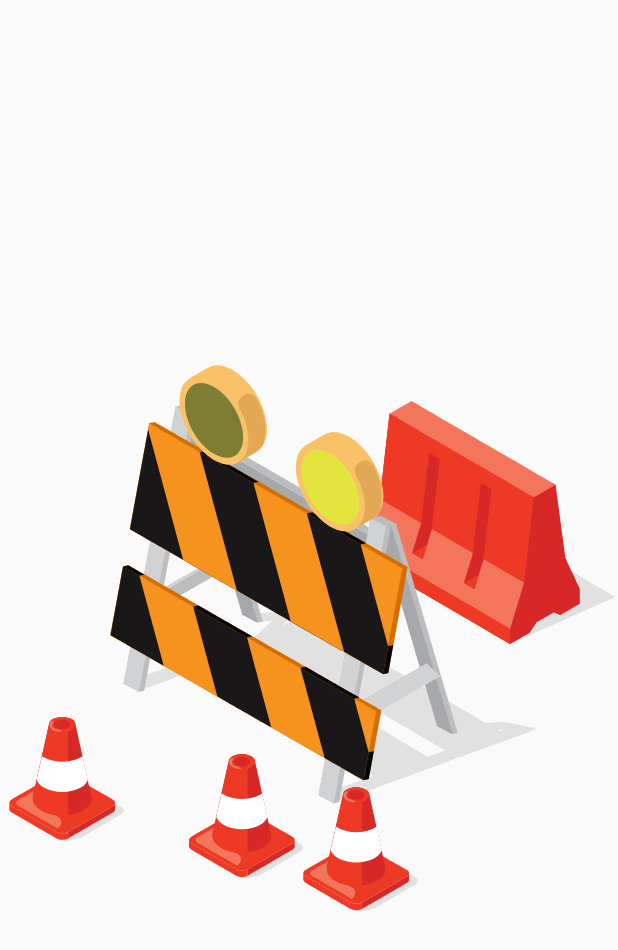
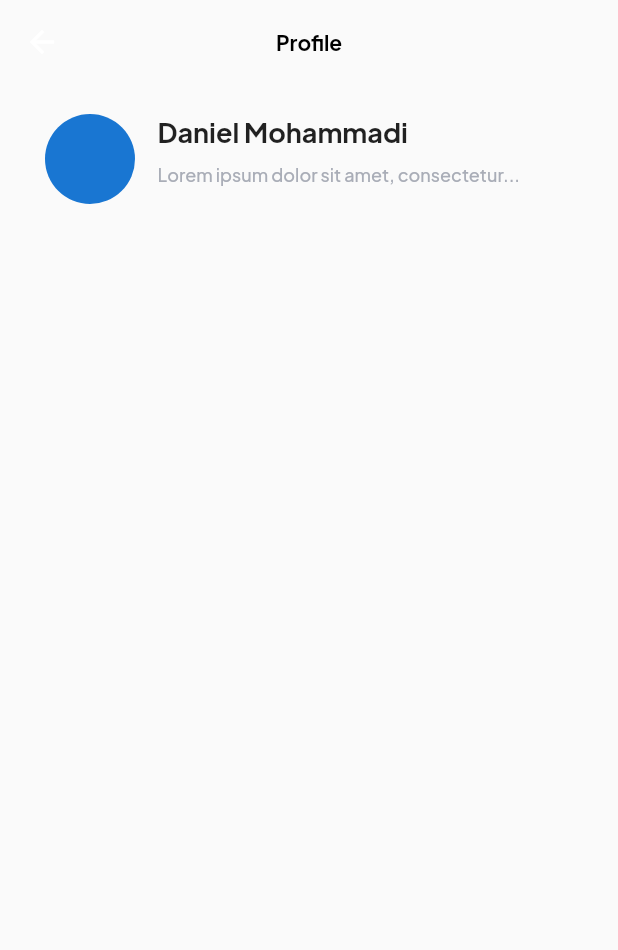
Before and after one commit to ZRShamim/nft_market, a Flutter app: the ProfilePage screen opened directly, on a phone screen of 412 x 824 dp. Shown: the top 950 px of the screen. Run offline on Flutter 3.47's test engine with Material 2 defaults, Android fonts, the phone set to English and light mode, and no system bars; our stand-ins replace email_validator, firebase_auth, firebase_core, flutter_inset_box_shadow, google_sign_in, lottie and 1 more; accounts and stored records are empty.

Commit message:
profile page ongoing

```diff
--- a/lib/main.dart
+++ b/lib/main.dart
@@ -47,7 +47,7 @@
         primarySwatch: Colors.blue,
         fontFamily: 'PlusJakartaSans',
         appBarTheme: const AppBarTheme(
-          toolbarHeight: 90,
+          // toolbarHeight: 90,
           color: Colors.transparent,
           elevation: 0,
         ),
--- a/lib/view/home_page/home_page.dart
+++ b/lib/view/home_page/home_page.dart
@@ -1,6 +1,8 @@
 import 'dart:math';
 
 import 'package:flutter/material.dart';
+import 'package:lottie/lottie.dart';
+import 'package:nft_market/view/style/image_path.dart';
 
 import '../style/style.dart';
 import 'widgets/genre_container.dart';
@@ -29,11 +31,15 @@ class _HomePageState extends State<HomePage>
   }
 
   @override
+  void dispose() {
+    _con!.dispose();
+    _textEditingController!.dispose();
+    super.dispose();
+  }
+
+  @override
   Widget build(BuildContext context) {
-    // final user = FirebaseAuth.instance.currentUser!;
-    // bool isSearchExpanded = false;
     return Scaffold(
-      // backgroundColor: const Color(0xffe7ecef),
       appBar: AppBar(
         title: toggle == 0
             ? Container(
--- a/lib/view/profile_page/profile_page.dart
+++ b/lib/view/profile_page/profile_page.dart
@@ -1,5 +1,6 @@
 import 'package:flutter/material.dart';
 import 'package:lottie/lottie.dart';
+import 'package:nft_market/view/style/style.dart';
 
 import '../style/image_path.dart';
 
@@ -9,8 +10,52 @@ class ProfilePage extends StatelessWidget {
   @override
   Widget build(BuildContext context) {
     return Scaffold(
-      body: Center(
-        child: Lottie.asset(underMaintenance),
+      appBar: AppBar(
+        centerTitle: true,
+        title: const Text(
+          'Profile',
+          style: textStyle14,
+        ),
+      ),
+      body: Padding(
+        padding: const EdgeInsets.symmetric(horizontal: 30),
+        child: Column(
+          children: [
+            const SizedBox(
+              height: 20,
+            ),
+            Row(
+              crossAxisAlignment: CrossAxisAlignment.start,
+              children: [
+                const CircleAvatar(
+                  radius: 30,
+                ),
+                const SizedBox(
+                  width: 15,
+                ),
+                Column(
+                  crossAxisAlignment: CrossAxisAlignment.start,
+                  children: const [
+                    Text(
+                      'Daniel Mohammadi',
+                      style: textStyle18,
+                    ),
+                    SizedBox(
+                      height: 10,
+                    ),
+                    Text(
+                      'Lorem ipsum dolor sit amet, consectetur...',
+                      style: TextStyle(
+                          fontSize: 12,
+                          fontWeight: FontWeight.w500,
+                          color: Color(0xffA9ADB7)),
+                    ),
+                  ],
+                )
+              ],
+            )
+          ],
+        ),
       ),
     );
   }
--- a/lib/view/style/image_path.dart
+++ b/lib/view/style/image_path.dart
@@ -1 +1,2 @@
 const underMaintenance = 'assets/lottie/under-maintenance.json';
+const search = 'assets/lottie/search.json';
```
Also changed, not shown: assets/lottie/search.json (added, +1 -0 lines).
